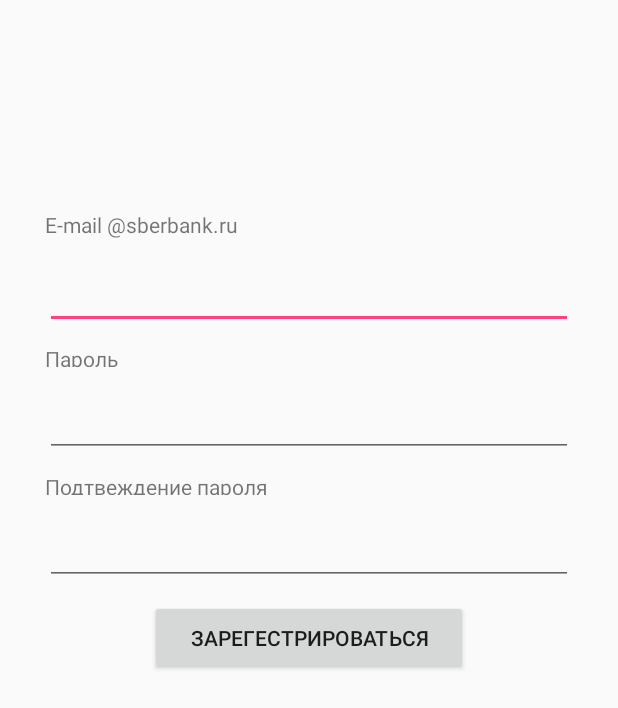
After one commit to klemtsov/BrokenGlassAndroidApp, an Android app: the layout activity_registration.xml on its own in the app's theme, with its tools: preview values and no code run, on a phone screen of 412 x 824 dp. The commit adds this screen. Shown: the top 708 px of the screen. Run offline under Robolectric (Android 15) with nearby library versions, the phone set to English and light mode, and no system bars.

Commit message:
-- Create Registration

```diff
--- a/rorb/app/src/main/AndroidManifest.xml
+++ b/rorb/app/src/main/AndroidManifest.xml
@@ -39,6 +39,10 @@
             android:name=".FullScreenViewActivity"
             android:theme="@android:style/Theme.Holo.NoActionBar">
         </activity>
+        <activity
+            android:name=".RegistrationActivity"
+            android:theme="@android:style/Theme.Holo.NoActionBar">
+        </activity>
     </application>
 
 </manifest>
--- /dev/null
+++ b/rorb/app/src/main/res/layout/activity_registration.xml
@@ -0,0 +1,73 @@
+<?xml version="1.0" encoding="utf-8"?>
+<LinearLayout xmlns:android="http://schemas.android.com/apk/res/android"
+    android:orientation="vertical" android:layout_width="match_parent"
+    android:layout_height="match_parent">
+
+    <TextView
+        android:layout_width="match_parent"
+        android:layout_height="wrap_content"
+        android:text = "@string/reg_email_txt_placeholder"
+        android:paddingTop="140dp"
+        android:layout_marginLeft="30dp"
+        android:layout_marginRight="30dp"
+        android:autoText="false" />
+
+    <EditText
+        android:layout_width="match_parent"
+        android:layout_height="50dp"
+        android:inputType="textEmailAddress"
+        android:ems="10"
+        android:id="@+id/txtEmail"
+        android:layout_gravity="center_horizontal"
+        android:paddingTop="150dp"
+        android:layout_marginLeft="30dp"
+        android:layout_marginRight="30dp"
+        android:layout_marginTop="10dp" />
+
+    <TextView
+        android:layout_width="match_parent"
+        android:layout_height="15dp"
+        android:text = "@string/reg_password_txt_placeholder"
+        android:layout_marginLeft="30dp"
+        android:layout_marginRight="30dp"
+        android:layout_marginTop="10dp" />
+
+    <EditText
+        android:layout_width="match_parent"
+        android:layout_height="50dp"
+        android:inputType="textPassword"
+        android:ems="10"
+        android:id="@+id/txtPassword"
+        android:layout_gravity="center_horizontal"
+        android:layout_marginTop="10dp"
+        android:layout_marginLeft="30dp"
+        android:layout_marginRight="30dp" />
+
+    <TextView
+        android:layout_width="match_parent"
+        android:layout_height="15dp"
+        android:text = "@string/reg_pass_confirm_txt_placeholder"
+        android:layout_marginLeft="30dp"
+        android:layout_marginRight="30dp"
+        android:layout_marginTop="10dp" />
+
+    <EditText
+        android:layout_width="match_parent"
+        android:layout_height="50dp"
+        android:inputType="textPassword"
+        android:ems="10"
+        android:id="@+id/txtConfirmPassword"
+        android:layout_gravity="center_horizontal"
+        android:layout_marginTop="10dp"
+        android:layout_marginLeft="30dp"
+        android:layout_marginRight="30dp" />
+
+    <Button
+        android:layout_width="match_parent"
+        android:layout_height="50dp"
+        android:layout_marginTop="10dp"
+        android:layout_marginLeft="100dp"
+        android:layout_marginRight="100dp"
+        android:text="@string/reg_btn_ok"
+        />
+</LinearLayout>
--- a/rorb/app/src/main/res/values/strings.xml
+++ b/rorb/app/src/main/res/values/strings.xml
@@ -27,4 +27,8 @@
     <string name="page">page</string>
     <string name="claime_status_all_name">Все</string>
     <string name="claime_status_all_code">ALL</string>
+    <string name="reg_email_txt_placeholder">E-mail @sberbank.ru</string>
+    <string name="reg_password_txt_placeholder">Пароль</string>
+    <string name="reg_pass_confirm_txt_placeholder">Подтвеждение пароля</string>
+    <string name="reg_btn_ok">Зарегестрироваться</string>
 </resources>
```
Also changed, not shown: rorb/app/src/main/java/ru/sbrf/zsb/android/exceptions/UserInsertDbException.java (added, +14 -0 lines), rorb/app/src/main/java/ru/sbrf/zsb/android/exceptions/UserRegistrationException.java (added, +13 -0 lines), rorb/app/src/main/java/ru/sbrf/zsb/android/netload/NetFetcher.java (+47 -2 lines), rorb/app/src/main/java/ru/sbrf/zsb/android/rorb/DBHelper.java (+19 -4 lines), rorb/app/src/main/java/ru/sbrf/zsb/android/rorb/RegistrationActivity.java (added, +18 -0 lines), rorb/app/src/main/java/ru/sbrf/zsb/android/rorb/User.java (+18 -0 lines), rorb/app/src/main/java/ru/sbrf/zsb/android/rorb/UserContext.java (+25 -0 lines), rorb/app/src/main/java/ru/sbrf/zsb/android/rorb/UserList.java (+7 -1 lines), rorb/app/src/main/java/ru/sbrf/zsb/android/rorb/UserRegistrationModel.java (added, +63 -0 lines).
